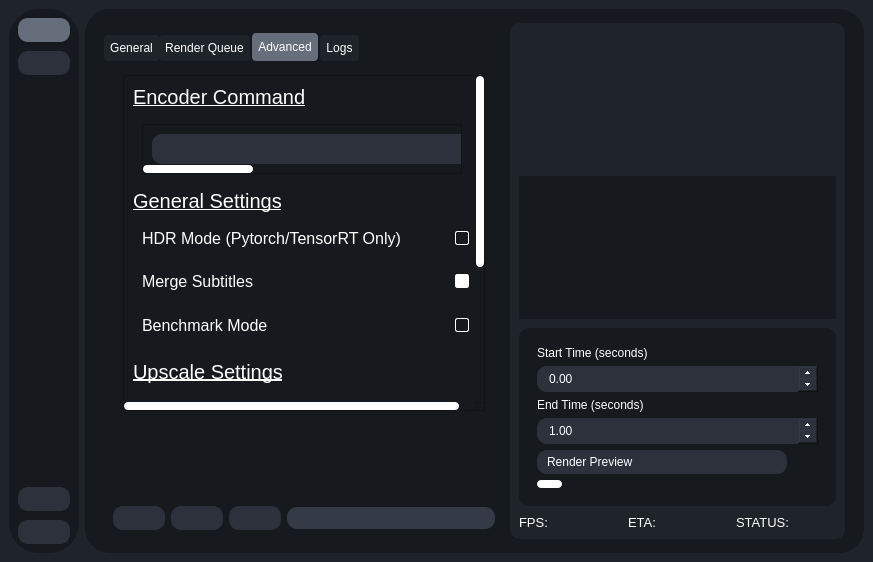
Qt form testRVEInterface.ui (gokulmc/enhance_crop) before a commit.
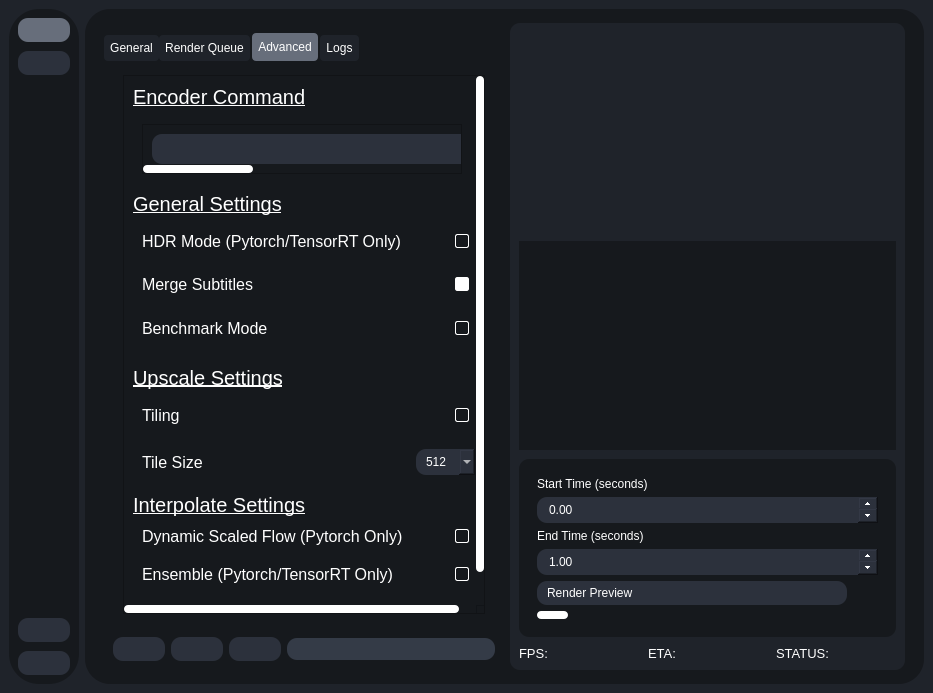
The same form after that commit. The open tabs and pages were chosen to show the change. Icons and pictures are not drawn.

The edit to the form file:
```diff
--- a/testRVEInterface.ui
+++ b/testRVEInterface.ui
@@ -5,8 +5,8 @@
    <rect>
     <x>0</x>
     <y>0</y>
-    <width>0</width>
-    <height>0</height>
+    <width>933</width>
+    <height>693</height>
    </rect>
   </property>
   <property name="sizePolicy">
@@ -984,7 +984,7 @@
                        <item>
                         <widget class="QTabWidget" name="processSettingsContainer">
                          <property name="sizePolicy">
-                          <sizepolicy hsizetype="MinimumExpanding" vsizetype="MinimumExpanding">
+                          <sizepolicy hsizetype="MinimumExpanding" vsizetype="Expanding">
                            <horstretch>0</horstretch>
                            <verstretch>0</verstretch>
                           </sizepolicy>
@@ -1822,7 +1822,7 @@
                          </widget>
                          <widget class="QWidget" name="advancedSettings">
                           <property name="sizePolicy">
-                           <sizepolicy hsizetype="MinimumExpanding" vsizetype="MinimumExpanding">
+                           <sizepolicy hsizetype="MinimumExpanding" vsizetype="Expanding">
                             <horstretch>0</horstretch>
                             <verstretch>0</verstretch>
                            </sizepolicy>
@@ -1837,7 +1837,7 @@
                            <string>Advanced</string>
                           </attribute>
                           <layout class="QVBoxLayout" name="verticalLayout_29">
-                           <item alignment="Qt::AlignmentFlag::AlignTop">
+                           <item>
                             <widget class="QScrollArea" name="scrollArea_5">
                              <property name="sizePolicy">
                               <sizepolicy hsizetype="MinimumExpanding" vsizetype="Expanding">
@@ -1857,10 +1857,25 @@
                                 <x>0</x>
                                 <y>0</y>
                                 <width>376</width>
-                                <height>589</height>
+                                <height>607</height>
                                </rect>
                               </property>
+                              <property name="sizePolicy">
+                               <sizepolicy hsizetype="Preferred" vsizetype="Expanding">
+                                <horstretch>0</horstretch>
+                                <verstretch>0</verstretch>
+                               </sizepolicy>
+                              </property>
+                              <property name="minimumSize">
+                               <size>
+                                <width>0</width>
+                                <height>0</height>
+                               </size>
+                              </property>
                               <layout class="QVBoxLayout" name="verticalLayout_33">
+                               <property name="spacing">
+                                <number>9</number>
+                               </property>
                                <item alignment="Qt::AlignmentFlag::AlignTop">
                                 <widget class="QWidget" name="widget_34" native="true">
                                  <layout class="QVBoxLayout" name="verticalLayout_36">
@@ -1985,7 +2000,7 @@
                                <item alignment="Qt::AlignmentFlag::AlignTop">
                                 <widget class="QWidget" name="generalContainer" native="true">
                                  <property name="sizePolicy">
-                                  <sizepolicy hsizetype="Preferred" vsizetype="Fixed">
+                                  <sizepolicy hsizetype="Preferred" vsizetype="Expanding">
                                    <horstretch>0</horstretch>
                                    <verstretch>0</verstretch>
                                   </sizepolicy>
@@ -2249,6 +2264,12 @@
                                </item>
                                <item alignment="Qt::AlignmentFlag::AlignTop">
                                 <widget class="QWidget" name="upscaleContainer" native="true">
+                                 <property name="sizePolicy">
+                                  <sizepolicy hsizetype="Preferred" vsizetype="Expanding">
+                                   <horstretch>0</horstretch>
+                                   <verstretch>0</verstretch>
+                                  </sizepolicy>
+                                 </property>
                                  <property name="minimumSize">
                                   <size>
                                    <width>351</width>
@@ -2439,6 +2460,12 @@
                                </item>
                                <item alignment="Qt::AlignmentFlag::AlignTop">
                                 <widget class="QWidget" name="interpolateContainer_2" native="true">
+                                 <property name="sizePolicy">
+                                  <sizepolicy hsizetype="Preferred" vsizetype="Expanding">
+                                   <horstretch>0</horstretch>
+                                   <verstretch>0</verstretch>
+                                  </sizepolicy>
+                                 </property>
                                  <layout class="QVBoxLayout" name="interpolateContainer">
                                   <property name="spacing">
                                    <number>0</number>
@@ -2651,6 +2678,19 @@
                                  </layout>
                                 </widget>
                                </item>
+                               <item>
+                                <spacer name="verticalSpacer">
+                                 <property name="orientation">
+                                  <enum>Qt::Orientation::Vertical</enum>
+                                 </property>
+                                 <property name="sizeHint" stdset="0">
+                                  <size>
+                                   <width>20</width>
+                                   <height>40</height>
+                                  </size>
+                                 </property>
+                                </spacer>
+                               </item>
                               </layout>
                              </widget>
                             </widget>
```
Left out of the diff: 264 changed lines with no effect on the pictures.
